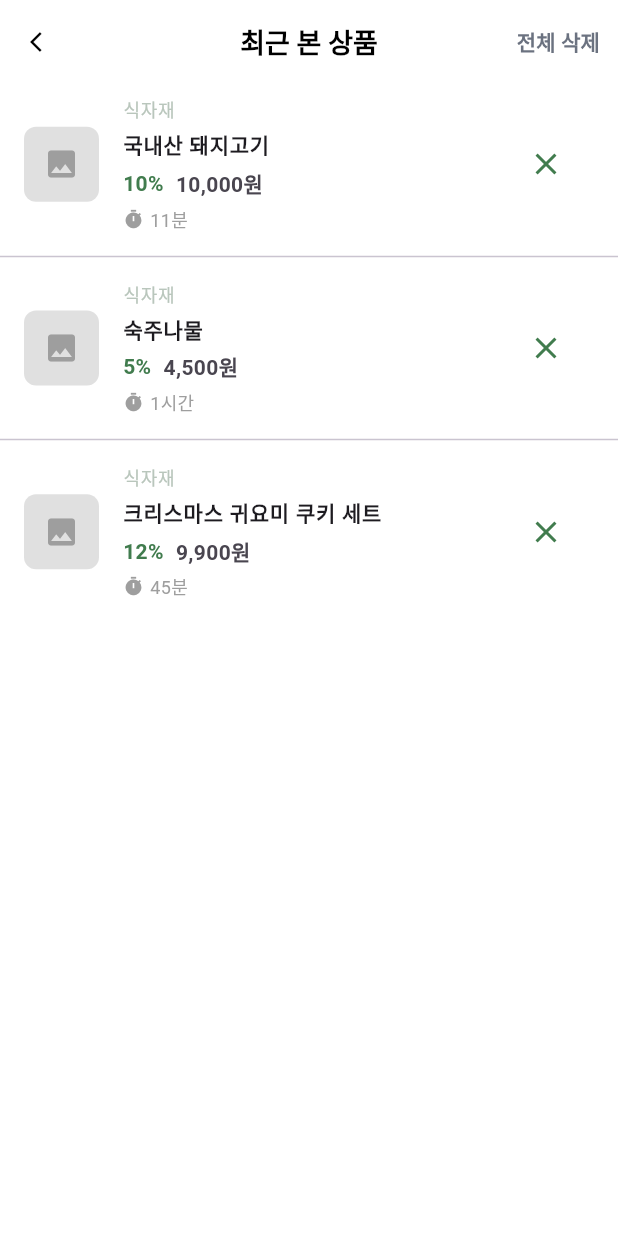
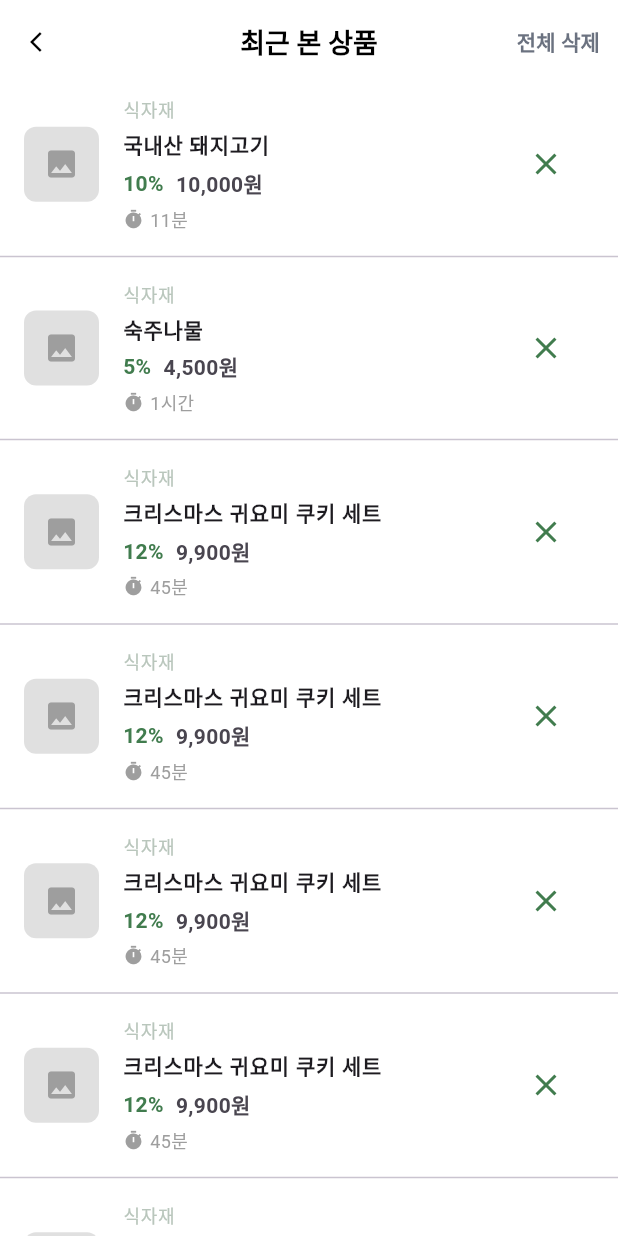
Before and after one commit to LastNyam/last_nyam_fe, a Flutter app: the RecentViewedProductsScreen screen opened directly, on a phone screen of 412 x 824 dp. Run offline on Flutter 3.47's test engine with Material 3 defaults, Android fonts, the phone set to English and light mode, and no system bars; our stand-ins replace image_picker; Roboto replaces fonts that are missing (nanumBarunGothic).

Commit message:
chore: 스크롤 기능 확인을 위한 목 데이터 추가

```diff
--- a/lib/screen/my_page/recent_viewed_products_screen.dart
+++ b/lib/screen/my_page/recent_viewed_products_screen.dart
@@ -24,6 +24,41 @@ class _RecentViewedProductsScreenState
       'discount': '5%',
       'price': '4,500원',
       'time': '1시간',
+    },
+    {
+      'image': null, // 이미지 경로
+      'name': '크리스마스 귀요미 쿠키 세트',
+      'discount': '12%',
+      'price': '9,900원',
+      'time': '45분',
+    },
+    {
+      'image': null, // 이미지 경로
+      'name': '크리스마스 귀요미 쿠키 세트',
+      'discount': '12%',
+      'price': '9,900원',
+      'time': '45분',
+    },
+    {
+      'image': null, // 이미지 경로
+      'name': '크리스마스 귀요미 쿠키 세트',
+      'discount': '12%',
+      'price': '9,900원',
+      'time': '45분',
+    },
+    {
+      'image': null, // 이미지 경로
+      'name': '크리스마스 귀요미 쿠키 세트',
+      'discount': '12%',
+      'price': '9,900원',
+      'time': '45분',
+    },
+    {
+      'image': null, // 이미지 경로
+      'name': '크리스마스 귀요미 쿠키 세트',
+      'discount': '12%',
+      'price': '9,900원',
+      'time': '45분',
     },
     {
       'image': null, // 이미지 경로
```
